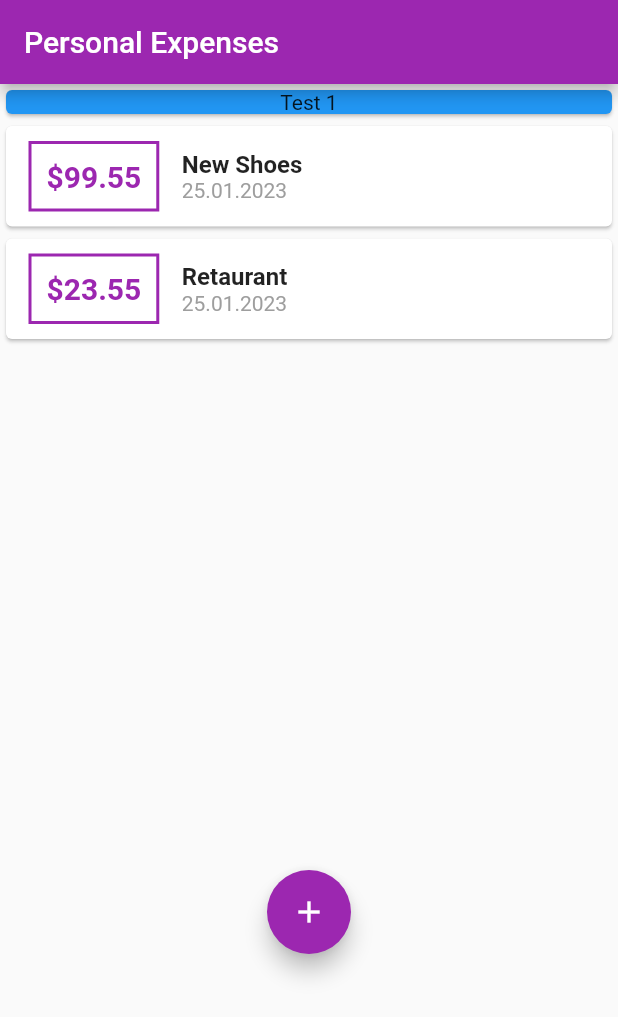
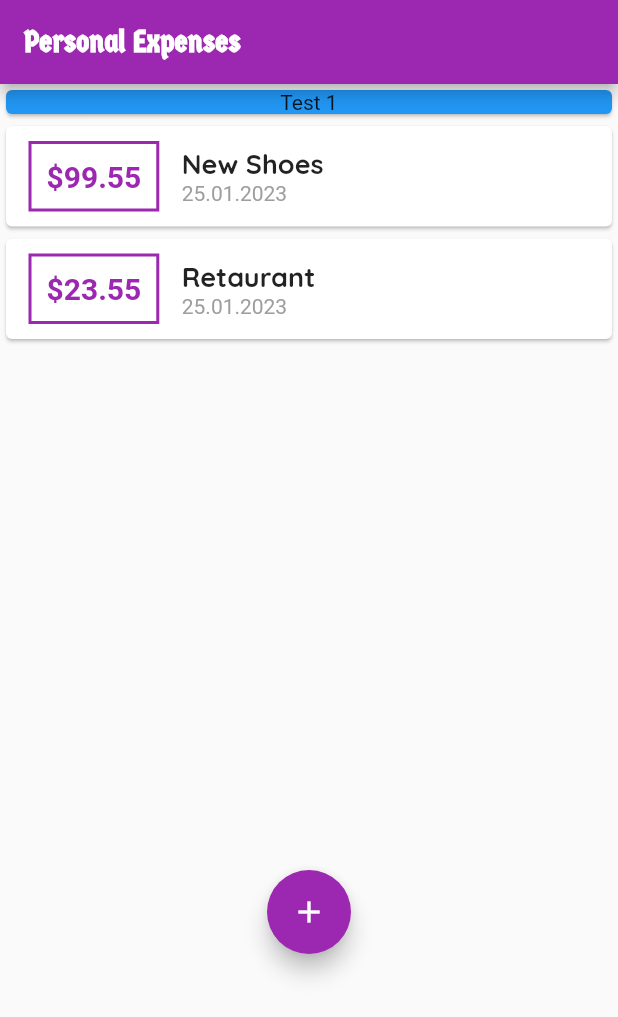
Before and after one commit to tonyjafar/flutter-apps, a Flutter app: the screen it shows after launch, on a phone screen of 412 x 824 dp. Shown: the top 1017 px of the screen. Run offline on Flutter 3.47's test engine with Material 2 defaults, Android fonts, the phone set to English and light mode, and no system bars.

Commit message:
add fonts and themes

```diff
--- a/personal_expenses/lib/main.dart
+++ b/personal_expenses/lib/main.dart
@@ -19,11 +19,28 @@ class MyAppHome extends StatelessWidget {
     return MaterialApp(
       theme: ThemeData(
         primarySwatch: Colors.purple,
+        fontFamily: "QuickSand",
+        textTheme: ThemeData.light().textTheme.copyWith(
+              titleMedium: const TextStyle(
+                fontFamily: 'QuickSand',
+                fontWeight: FontWeight.bold,
+                fontSize: 18,
+              ),
+            ),
+        appBarTheme: const AppBarTheme(
+          titleTextStyle: TextStyle(
+            fontFamily: 'GermaniaOne',
+            fontSize: 20,
+            fontWeight: FontWeight.bold,
+          ),
+        ),
       ),
       home: Scaffold(
         resizeToAvoidBottomInset: false,
         appBar: AppBar(
-          title: const Text("Personal Expenses"),
+          title: const Text(
+            "Personal Expenses",
+          ),
         ),
         body: Column(
           children: const [
--- a/personal_expenses/lib/widgets/expenses.dart
+++ b/personal_expenses/lib/widgets/expenses.dart
@@ -42,10 +42,7 @@ class Expenses extends StatelessWidget {
                     children: [
                       Text(
                         trans[index].title,
-                        style: const TextStyle(
-                          fontSize: 16,
-                          fontWeight: FontWeight.bold,
-                        ),
+                        style: Theme.of(context).textTheme.titleMedium,
                       ),
                       Text(
                         DateFormat('DD.MM.yyyy').format(trans[index].date),
```
Also changed, not shown: personal_expenses/pubspec.yaml (+9 -6 lines), personal_expenses/assets/fonts/GermaniaOne-Regular.ttf (added), personal_expenses/assets/fonts/Quicksand-Bold.ttf (added), personal_expenses/assets/fonts/Quicksand-Regular.ttf (added).
